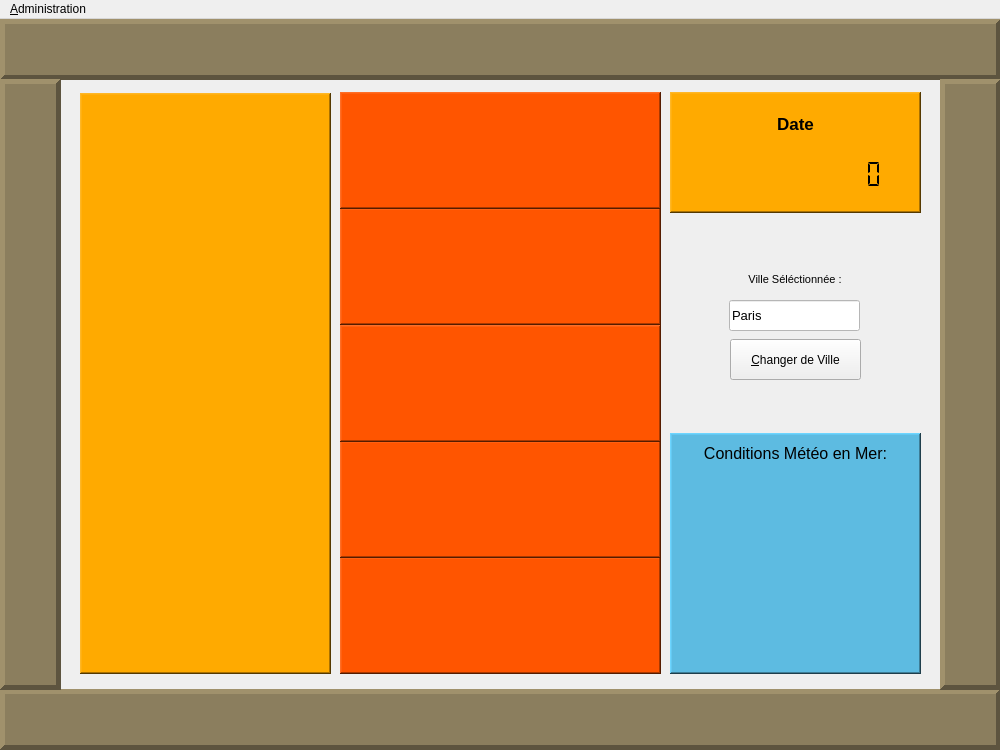
Old version of the form StationMeteo/mainwindow.ui in the repository SimonF2/ProjetFinal.
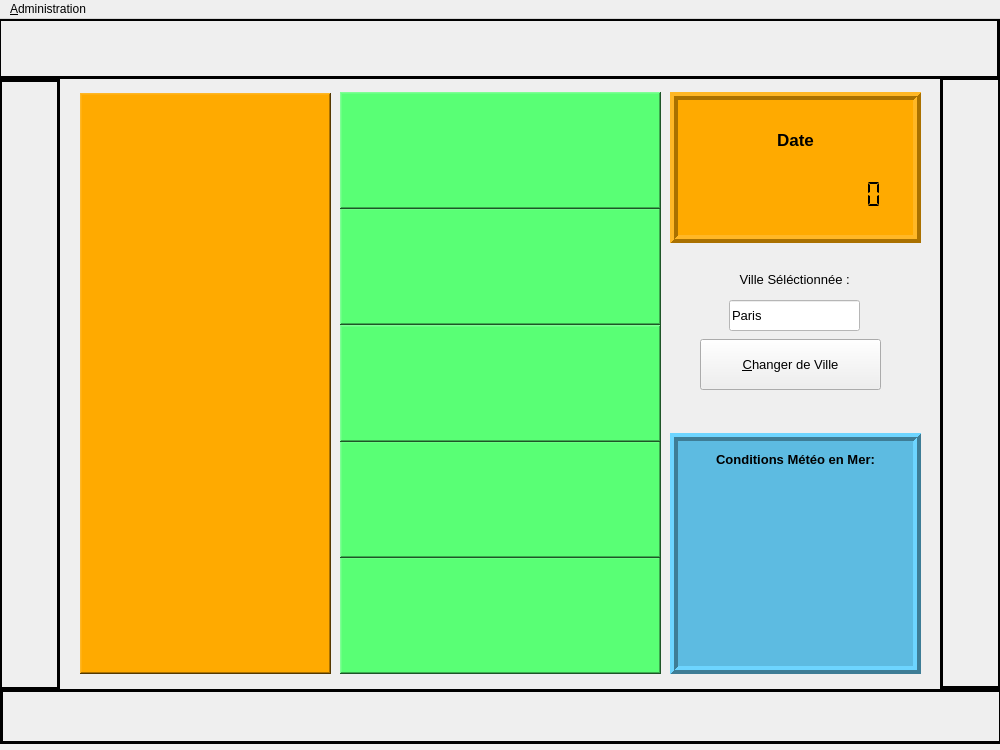
New version of the form. Icons and pictures are not drawn.

```diff
--- a/StationMeteo/mainwindow.ui
+++ b/StationMeteo/mainwindow.ui
@@ -27,9 +27,9 @@
     <property name="geometry">
      <rect>
       <x>680</x>
-      <y>89</y>
+      <y>100</y>
       <width>231</width>
-      <height>31</height>
+      <height>41</height>
      </rect>
     </property>
     <property name="font">
@@ -44,7 +44,17 @@
      <bool>false</bool>
     </property>
     <property name="styleSheet">
-     <string notr="true">background-color: rgb(255, 170, 0);</string>
+     <string notr="true">
+background-color: rgb(255, 170, 0);</string>
+    </property>
+    <property name="frameShape">
+     <enum>QFrame::NoFrame</enum>
+    </property>
+    <property name="frameShadow">
+     <enum>QFrame::Raised</enum>
+    </property>
+    <property name="lineWidth">
+     <number>4</number>
     </property>
     <property name="text">
      <string>Date</string>
@@ -62,18 +72,32 @@
    <widget class="QPushButton" name="BtnMeteo">
     <property name="geometry">
      <rect>
-      <x>730</x>
+      <x>700</x>
       <y>320</y>
-      <width>131</width>
-      <height>41</height>
+      <width>181</width>
+      <height>51</height>
      </rect>
     </property>
+    <property name="font">
+     <font>
+      <pointsize>10</pointsize>
+     </font>
+    </property>
+    <property name="cursor">
+     <cursorShape>PointingHandCursor</cursorShape>
+    </property>
+    <property name="mouseTracking">
+     <bool>true</bool>
+    </property>
     <property name="styleSheet">
      <string notr="true"/>
     </property>
     <property name="text">
      <string>&amp;Changer de Ville</string>
     </property>
+    <property name="checkable">
+     <bool>false</bool>
+    </property>
     <property name="flat">
      <bool>false</bool>
     </property>
@@ -158,18 +182,21 @@
       <height>241</height>
      </rect>
     </property>
+    <property name="autoFillBackground">
+     <bool>false</bool>
+    </property>
     <property name="styleSheet">
      <string notr="true">background-color: rgb(93, 187, 225);
 </string>
     </property>
     <property name="frameShape">
-     <enum>QFrame::WinPanel</enum>
+     <enum>QFrame::Box</enum>
     </property>
     <property name="frameShadow">
      <enum>QFrame::Raised</enum>
     </property>
     <property name="lineWidth">
-     <number>1</number>
+     <number>4</number>
     </property>
     <property name="midLineWidth">
      <number>0</number>
@@ -184,159 +211,7 @@
      <bool>true</bool>
     </property>
     <property name="backgroundVisible">
-     <bool>false</bool>
-    </property>
-    <property name="centerOnScroll">
-     <bool>false</bool>
-    </property>
-   </widget>
-   <widget class="QPlainTextEdit" name="Cadre_2">
-    <property name="geometry">
-     <rect>
-      <x>0</x>
-      <y>670</y>
-      <width>1001</width>
-      <height>61</height>
-     </rect>
-    </property>
-    <property name="styleSheet">
-     <string notr="true">background-color: rgb(139, 126, 94);
-</string>
-    </property>
-    <property name="frameShape">
-     <enum>QFrame::Panel</enum>
-    </property>
-    <property name="frameShadow">
-     <enum>QFrame::Raised</enum>
-    </property>
-    <property name="lineWidth">
-     <number>5</number>
-    </property>
-    <property name="midLineWidth">
-     <number>0</number>
-    </property>
-    <property name="documentTitle">
-     <string/>
-    </property>
-    <property name="readOnly">
      <bool>true</bool>
-    </property>
-    <property name="backgroundVisible">
-     <bool>false</bool>
-    </property>
-    <property name="centerOnScroll">
-     <bool>false</bool>
-    </property>
-   </widget>
-   <widget class="QPlainTextEdit" name="Cadre_4">
-    <property name="geometry">
-     <rect>
-      <x>0</x>
-      <y>0</y>
-      <width>1001</width>
-      <height>61</height>
-     </rect>
-    </property>
-    <property name="styleSheet">
-     <string notr="true">background-color: rgb(139, 126, 94);
-</string>
-    </property>
-    <property name="frameShape">
-     <enum>QFrame::Panel</enum>
-    </property>
-    <property name="frameShadow">
-     <enum>QFrame::Raised</enum>
-    </property>
-    <property name="lineWidth">
-     <number>5</number>
-    </property>
-    <property name="midLineWidth">
-     <number>0</number>
-    </property>
-    <property name="documentTitle">
-     <string/>
-    </property>
-    <property name="readOnly">
-     <bool>true</bool>
-    </property>
-    <property name="backgroundVisible">
-     <bool>false</bool>
-    </property>
-    <property name="centerOnScroll">
-     <bool>false</bool>
-    </property>
-   </widget>
-   <widget class="QPlainTextEdit" name="Cadre_3">
-    <property name="geometry">
-     <rect>
-      <x>0</x>
-      <y>60</y>
-      <width>61</width>
-      <height>611</height>
-     </rect>
-    </property>
-    <property name="styleSheet">
-     <string notr="true">background-color: rgb(139, 126, 94);
-</string>
-    </property>
-    <property name="frameShape">
-     <enum>QFrame::Panel</enum>
-    </property>
-    <property name="frameShadow">
-     <enum>QFrame::Raised</enum>
-    </property>
-    <property name="lineWidth">
-     <number>5</number>
-    </property>
-    <property name="midLineWidth">
-     <number>0</number>
-    </property>
-    <property name="documentTitle">
-     <string/>
-    </property>
-    <property name="readOnly">
-     <bool>true</bool>
-    </property>
-    <property name="backgroundVisible">
-     <bool>false</bool>
-    </property>
-    <property name="centerOnScroll">
-     <bool>false</bool>
-    </property>
-   </widget>
-   <widget class="QPlainTextEdit" name="Cadre_1">
-    <property name="geometry">
-     <rect>
-      <x>940</x>
-      <y>60</y>
-      <width>61</width>
-      <height>611</height>
-     </rect>
-    </property>
-    <property name="styleSheet">
-     <string notr="true">background-color: rgb(139, 126, 94);
-</string>
-    </property>
-    <property name="frameShape">
-     <enum>QFrame::Panel</enum>
-    </property>
-    <property name="frameShadow">
-     <enum>QFrame::Raised</enum>
-    </property>
-    <property name="lineWidth">
-     <number>5</number>
-    </property>
-    <property name="midLineWidth">
-     <number>0</number>
-    </property>
-    <property name="documentTitle">
-     <string/>
-    </property>
-    <property name="readOnly">
-     <bool>true</bool>
-    </property>
-    <property name="backgroundVisible">
-     <bool>false</bool>
     </property>
     <property name="centerOnScroll">
      <bool>false</bool>
@@ -353,7 +228,7 @@
     </property>
     <property name="font">
      <font>
-      <pointsize>8</pointsize>
+      <pointsize>10</pointsize>
      </font>
     </property>
     <property name="autoFillBackground">
@@ -415,7 +290,10 @@
      <bool>false</bool>
     </property>
     <property name="styleSheet">
-     <string notr="true">background-color: rgb(255, 85, 0);</string>
+     <string notr="true">background-color: rgb(89, 255, 117);</string>
+    </property>
+    <property name="frameShape">
+     <enum>QFrame::Panel</enum>
     </property>
     <property name="lineWidth">
      <number>0</number>
@@ -452,7 +330,7 @@
      <bool>false</bool>
     </property>
     <property name="styleSheet">
-     <string notr="true">background-color: rgb(255, 85, 0);</string>
+     <string notr="true">background-color: rgb(89, 255, 117);</string>
     </property>
     <property name="lineWidth">
      <number>0</number>
@@ -489,7 +367,7 @@
      <bool>false</bool>
     </property>
     <property name="styleSheet">
-     <string notr="true">background-color: rgb(255, 85, 0);</string>
+     <string notr="true">background-color: rgb(89, 255, 117);</string>
     </property>
     <property name="lineWidth">
      <number>0</number>
@@ -526,7 +404,7 @@
      <bool>false</bool>
     </property>
     <property name="styleSheet">
-     <string notr="true">background-color: rgb(255, 85, 0);</string>
+     <string notr="true">background-color: rgb(89, 255, 117);</string>
     </property>
     <property name="lineWidth">
      <number>0</number>
@@ -563,7 +441,7 @@
      <bool>false</bool>
     </property>
     <property name="styleSheet">
-     <string notr="true">background-color: rgb(255, 85, 0);</string>
+     <string notr="true">background-color: rgb(89, 255, 117);</string>
     </property>
     <property name="lineWidth">
      <number>0</number>
@@ -584,25 +462,24 @@
    <widget class="QLabel" name="labelTitreMer">
     <property name="geometry">
      <rect>
-      <x>675</x>
-      <y>419</y>
-      <width>241</width>
+      <x>680</x>
+      <y>425</y>
+      <width>231</width>
       <height>31</height>
      </rect>
     </property>
     <property name="font">
      <font>
-      <pointsize>12</pointsize>
-      <weight>50</weight>
-      <bold>false</bold>
+      <pointsize>10</pointsize>
+      <weight>75</weight>
+      <bold>true</bold>
      </font>
     </property>
     <property name="autoFillBackground">
      <bool>false</bool>
     </property>
     <property name="styleSheet">
-     <string notr="true">background-color: rgb(93, 187, 225);
-</string>
+     <string notr="true"/>
     </property>
     <property name="text">
      <string>Conditions Météo en Mer:</string>
@@ -623,20 +500,23 @@
       <x>670</x>
       <y>73</y>
       <width>251</width>
-      <height>121</height>
+      <height>151</height>
      </rect>
     </property>
+    <property name="autoFillBackground">
+     <bool>false</bool>
+    </property>
     <property name="styleSheet">
      <string notr="true">background-color: rgb(255, 170, 0);</string>
     </property>
     <property name="frameShape">
-     <enum>QFrame::WinPanel</enum>
+     <enum>QFrame::Box</enum>
     </property>
     <property name="frameShadow">
      <enum>QFrame::Raised</enum>
     </property>
     <property name="lineWidth">
-     <number>1</number>
+     <number>4</number>
     </property>
     <property name="midLineWidth">
      <number>0</number>
@@ -648,7 +528,7 @@
      <bool>true</bool>
     </property>
     <property name="backgroundVisible">
-     <bool>false</bool>
+     <bool>true</bool>
     </property>
     <property name="centerOnScroll">
      <bool>false</bool>
@@ -684,7 +564,7 @@
     <property name="geometry">
      <rect>
       <x>700</x>
-      <y>130</y>
+      <y>150</y>
       <width>191</width>
       <height>51</height>
      </rect>
@@ -708,10 +588,10 @@
      <enum>QFrame::NoFrame</enum>
     </property>
     <property name="frameShadow">
-     <enum>QFrame::Plain</enum>
+     <enum>QFrame::Raised</enum>
     </property>
     <property name="lineWidth">
-     <number>0</number>
+     <number>4</number>
     </property>
     <property name="smallDecimalPoint">
      <bool>true</bool>
@@ -733,7 +613,7 @@
      </rect>
     </property>
     <property name="styleSheet">
-     <string notr="true">background-color: rgb(255, 85, 0);</string>
+     <string notr="true">background-color: rgb(89, 255, 117);</string>
     </property>
     <property name="frameShape">
      <enum>QFrame::WinPanel</enum>
@@ -773,7 +653,7 @@
      </rect>
     </property>
     <property name="styleSheet">
-     <string notr="true">background-color: rgb(255, 85, 0);</string>
+     <string notr="true">background-color: rgb(89, 255, 117);</string>
     </property>
     <property name="frameShape">
      <enum>QFrame::WinPanel</enum>
@@ -813,7 +693,8 @@
      </rect>
     </property>
     <property name="styleSheet">
-     <string notr="true">background-color: rgb(255, 85, 0);</string>
+     <string notr="true">
+background-color: rgb(89, 255, 117);</string>
     </property>
     <property name="frameShape">
      <enum>QFrame::WinPanel</enum>
@@ -853,7 +734,8 @@
      </rect>
     </property>
     <property name="styleSheet">
-     <string notr="true">background-color: rgb(255, 85, 0);</string>
+     <string notr="true">
+background-color: rgb(89, 255, 117);</string>
     </property>
     <property name="frameShape">
      <enum>QFrame::WinPanel</enum>
@@ -893,7 +775,8 @@
      </rect>
     </property>
     <property name="styleSheet">
-     <string notr="true">background-color: rgb(255, 85, 0);</string>
+     <string notr="true">
+background-color: rgb(89, 255, 117);</string>
     </property>
     <property name="frameShape">
      <enum>QFrame::WinPanel</enum>
@@ -923,6 +806,145 @@
      <bool>false</bool>
     </property>
    </widget>
+   <widget class="QLabel" name="label">
+    <property name="geometry">
+     <rect>
+      <x>680</x>
+      <y>423</y>
+      <width>231</width>
+      <height>221</height>
+     </rect>
+    </property>
+    <property name="text">
+     <string/>
+    </property>
+    <property name="pixmap">
+     <pixmap resource="weatherinfos.qrc">:/pictures/pictures/mer.png</pixmap>
+    </property>
+    <property name="scaledContents">
+     <bool>true</bool>
+    </property>
+   </widget>
+   <widget class="QLabel" name="lblcadre1">
+    <property name="geometry">
+     <rect>
+      <x>940</x>
+      <y>58</y>
+      <width>61</width>
+      <height>612</height>
+     </rect>
+    </property>
+    <property name="styleSheet">
+     <string notr="true"/>
+    </property>
+    <property name="frameShape">
+     <enum>QFrame::Box</enum>
+    </property>
+    <property name="lineWidth">
+     <number>3</number>
+    </property>
+    <property name="text">
+     <string/>
+    </property>
+    <property name="pixmap">
+     <pixmap resource="weatherinfos.qrc">:/pictures/pictures/bois_v.png</pixmap>
+    </property>
+    <property name="scaledContents">
+     <bool>true</bool>
+    </property>
+   </widget>
+   <widget class="QLabel" name="lblcadre2">
+    <property name="geometry">
+     <rect>
+      <x>0</x>
+      <y>670</y>
+      <width>1002</width>
+      <height>55</height>
+     </rect>
+    </property>
+    <property name="styleSheet">
+     <string notr="true"/>
+    </property>
+    <property name="frameShape">
+     <enum>QFrame::Box</enum>
+    </property>
+    <property name="frameShadow">
+     <enum>QFrame::Plain</enum>
+    </property>
+    <property name="lineWidth">
+     <number>3</number>
+    </property>
+    <property name="text">
+     <string/>
+    </property>
+    <property name="pixmap">
+     <pixmap resource="weatherinfos.qrc">:/pictures/pictures/bois_h.png</pixmap>
+    </property>
+    <property name="scaledContents">
+     <bool>true</bool>
+    </property>
+   </widget>
+   <widget class="QLabel" name="lblcadre4">
+    <property name="geometry">
+     <rect>
+      <x>-2</x>
+      <y>-1</y>
+      <width>1002</width>
+      <height>61</height>
+     </rect>
+    </property>
+    <property name="styleSheet">
+     <string notr="true"/>
+    </property>
+    <property name="frameShape">
+     <enum>QFrame::Box</enum>
+    </property>
+    <property name="frameShadow">
+     <enum>QFrame::Plain</enum>
+    </property>
+    <property name="lineWidth">
+     <number>3</number>
+    </property>
+    <property name="text">
+     <string/>
+    </property>
+    <property name="pixmap">
+     <pixmap resource="weatherinfos.qrc">:/pictures/pictures/bois_h.png</pixmap>
+    </property>
+    <property name="scaledContents">
+     <bool>true</bool>
+    </property>
+   </widget>
+   <widget class="QLabel" name="lblcadre1_2">
+    <property name="geometry">
+     <rect>
+      <x>-1</x>
+      <y>60</y>
+      <width>61</width>
+      <height>611</height>
+     </rect>
+    </property>
+    <property name="styleSheet">
+     <string notr="true"/>
+    </property>
+    <property name="frameShape">
+     <enum>QFrame::Box</enum>
+    </property>
+    <property name="lineWidth">
+     <number>3</number>
+    </property>
+    <property name="text">
+     <string/>
+    </property>
+    <property name="pixmap">
+     <pixmap resource="weatherinfos.qrc">:/pictures/pictures/bois_v.png</pixmap>
+    </property>
+    <property name="scaledContents">
+     <bool>true</bool>
+    </property>
+   </widget>
+   <zorder>plainTextMer</zorder>
+   <zorder>label</zorder>
    <zorder>plainTextPrevisions2</zorder>
    <zorder>plainTextPrevisions1</zorder>
    <zorder>plainTextPrevisions5</zorder>
```
Left out of the diff: 27 changed lines with no effect on the pictures.
